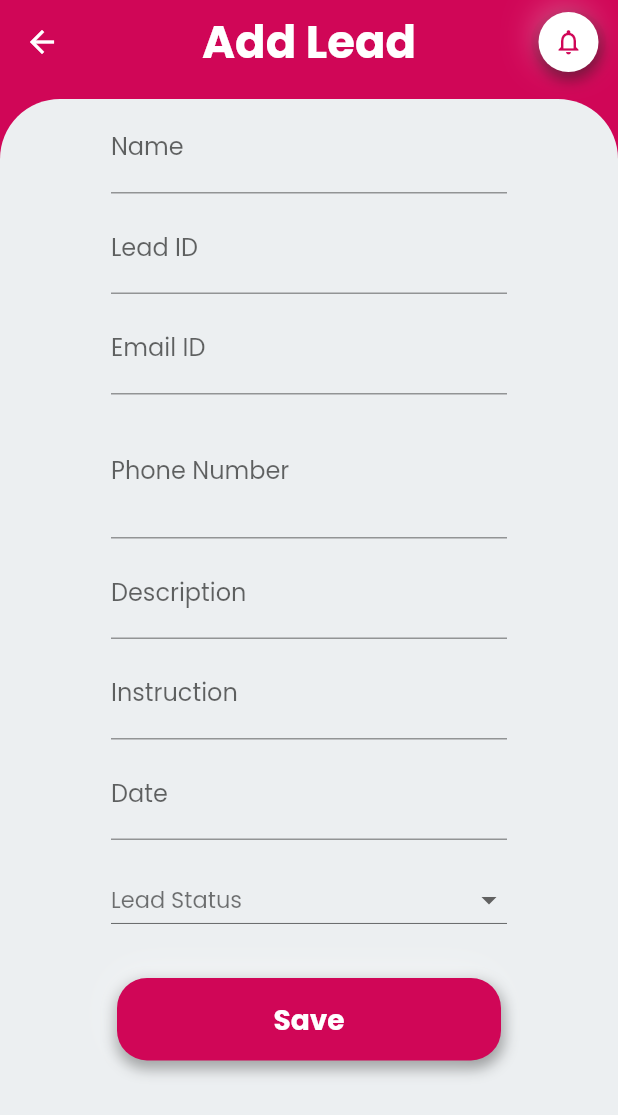
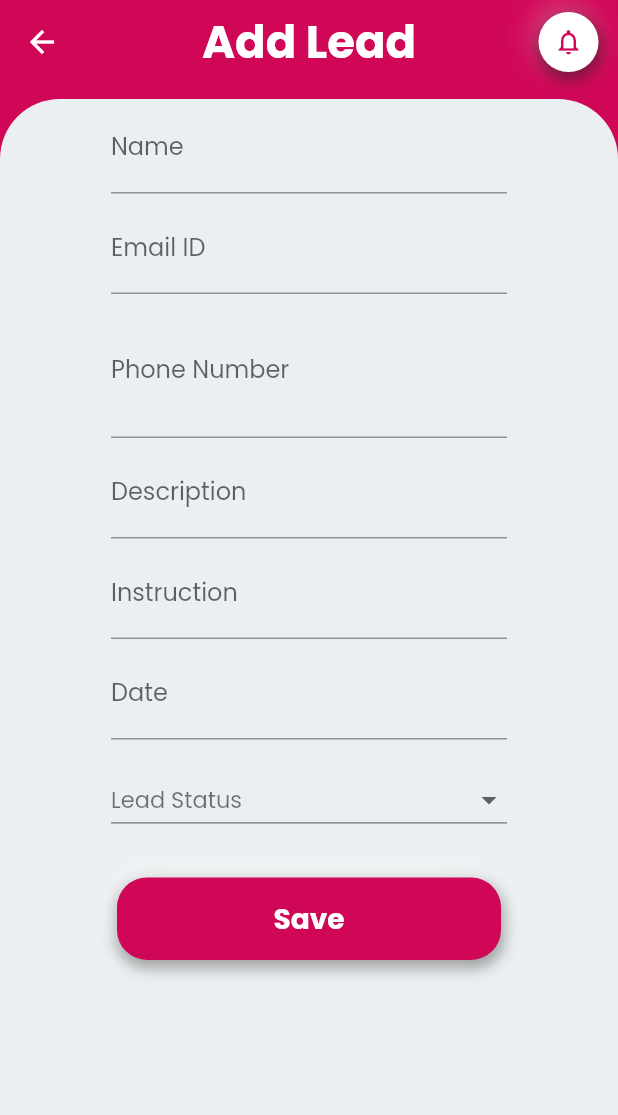
Before and after one commit to 7-USH/franchise, a Flutter app: the AddLeads screen opened directly, on a phone screen of 412 x 824 dp. Shown: the top 1115 px of the screen. Run offline on Flutter 3.47's test engine with Material 2 defaults, Android fonts, the phone set to English and light mode, and no system bars; our stand-ins replace country_code_picker, countup.

Commit message:
added changes

```diff
--- a/lib/screens/add_lead.dart
+++ b/lib/screens/add_lead.dart
@@ -131,31 +131,7 @@ class _AddLeadsState extends State<AddLeads> {
                                 ),
                               ),
                             ),
-                            Padding(
-                              padding: const EdgeInsets.all(4.0),
-                              child: Container(
-                                alignment: Alignment.center,
-                                padding:
-                                    const EdgeInsets.symmetric(horizontal: 50),
-                                child: TextFormField(
-                                  obscureText: true,
-                                  decoration: const InputDecoration(
-                                    labelText: "Lead ID",
-                                    labelStyle: TextStyle(
-                                        fontFamily: 'Poppins',
-                                        fontWeight: FontWeight.w100),
-                                    prefixStyle: TextStyle(
-                                        color: Colors.black, fontSize: 10),
-                                  ),
-                                  validator: (value) {
-                                    return null;
-                                  },
-                                  onChanged: (_) {
-                                    setState(() {});
-                                  },
-                                ),
-                              ),
-                            ),
+
                             Padding(
                               padding: const EdgeInsets.all(4.0),
                               child: Container(
@@ -329,7 +305,7 @@ class _AddLeadsState extends State<AddLeads> {
                                 child: DropdownButton<String>(
                                     isExpanded: true,
                                     underline: SizedBox(
-                                        height: 0.7,
+                                        height: 0.8,
                                         child: Container(
                                           color: Colors.black54,
                                         )),
```
